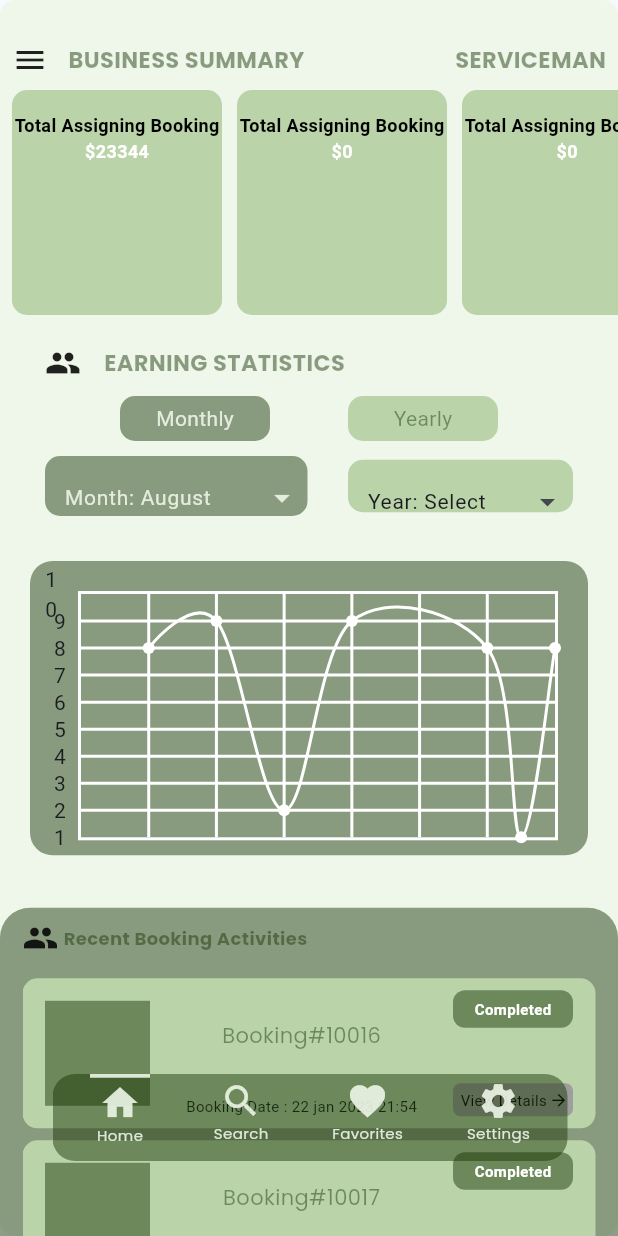
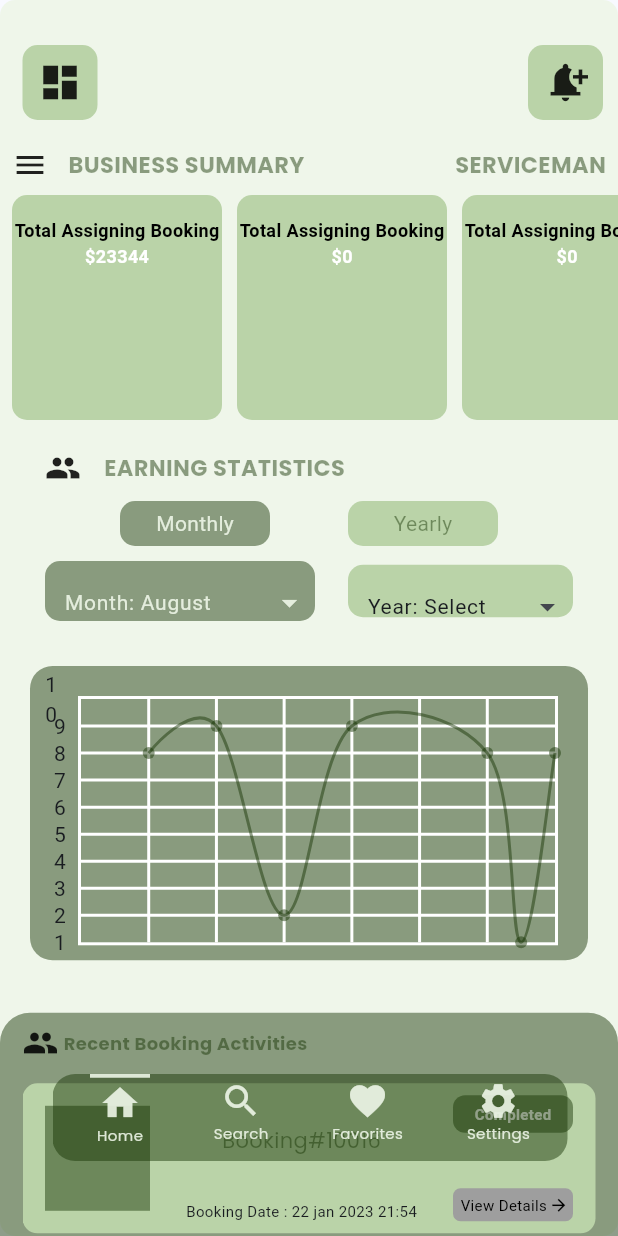
Before and after one commit to Juwonlo/UI_Screens, a Flutter app: the screen it shows after launch, on a phone screen of 412 x 824 dp. Run offline on Flutter 3.47's test engine with Material 2 defaults, Android fonts, the phone set to English and light mode, and no system bars; drawn by our look-alikes of fl_chart, flutter_zoom_drawer; our stand-ins replace google_fonts.

Commit message:
Completing the Ui

```diff
--- a/lib/screen_two/dropdown_row.dart
+++ b/lib/screen_two/dropdown_row.dart
@@ -81,13 +81,12 @@ class _RowDropDownState extends State<RowDropDown> {
         Container(
           //alignment: Alignment.center,
           height: 40,
-          width: 175,
+          width: 180,
           decoration: BoxDecoration(
             borderRadius: BorderRadius.circular(10),
             color: AppColor.primaryColor,
           ),
-          child: Align(
-            alignment: Alignment.center,
+          child: Center(
             child: ListTile(
               contentPadding: EdgeInsets.only(top: 0, left: 13, right: 5,bottom: 0),
               title: Text('Month: $selectedMonth',
--- a/lib/screen_two/first_page.dart
+++ b/lib/screen_two/first_page.dart
@@ -26,6 +26,43 @@ class _DashBoardPageState extends State<DashBoardPage> {
           crossAxisAlignment: CrossAxisAlignment.start,
           children: [
             SizedBox(height: 20,),
+            Padding(
+              padding: const EdgeInsets.only(left: 15.0, right: 10, top: 10,bottom:10 ),
+              child: Row(
+                mainAxisAlignment: MainAxisAlignment.spaceBetween,
+                children: <Widget>[
+                  Container(
+                    child: Center(
+                      child: Icon(
+                        Icons.dashboard_sharp,
+                        size: 30,
+                      ),
+                    ),
+                    width: 50,
+                    height: 50,
+                    decoration: BoxDecoration(
+                      color: AppColor.extraColor,
+                      borderRadius: BorderRadius.circular(10),
+                    ),
+                  ),
+                  Container(
+                    child: Center(
+                      child: Icon(
+                        Icons.notification_add,
+                        size: 30,
+                      ),
+                    ),
+                    width: 50,
+                    height: 50,
+                    decoration: BoxDecoration(
+                      color: AppColor.extraColor,
+                      borderRadius: BorderRadius.circular(10),
+                    ),
+                  ),
+
+                ],
+              ),
+            ),
             Padding(
               padding: const EdgeInsets.all(8.0),
               child: Row(
--- a/lib/screen_two/the_flow_chart.dart
+++ b/lib/screen_two/the_flow_chart.dart
@@ -5,7 +5,7 @@ import 'package:ui_screens/screen_one/constant.dart';
 
 List<LineChartBarData> lineChartBarData = [
   LineChartBarData(
-      color: Colors.white,
+      color: AppColor.primaryColor,
       isCurved: true,
       spots: [
         FlSpot(1, 8),
@@ -35,7 +35,7 @@ class LineChartContent extends StatelessWidget {
             color: AppColor.primaryColor,
             borderRadius: BorderRadius.circular(15),
           ),
-          child: Expanded(
+          //child: Expanded(
             child: Container(
               child: LineChart(
                 LineChartData(
@@ -118,7 +118,7 @@ class LineChartContent extends StatelessWidget {
               ),
             ),
       ),
-      ),
+      //),
     );
   }
 }
```
